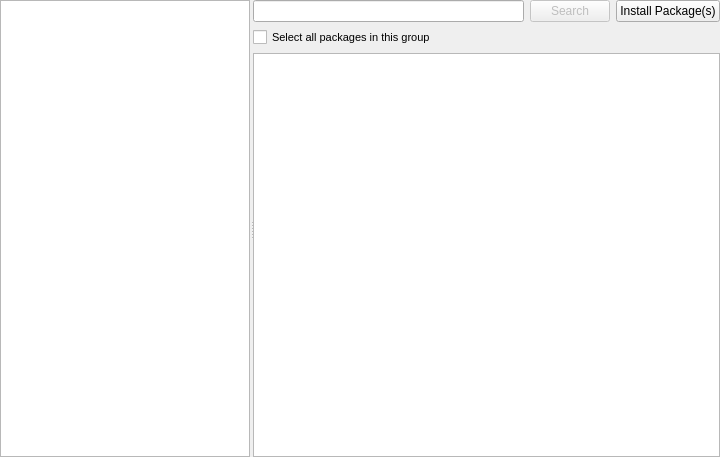
Above: package-manager/pureQt4/ui/mainwidget_x11.ui from pars-linux/uludag before the change. Below: the same form after it.
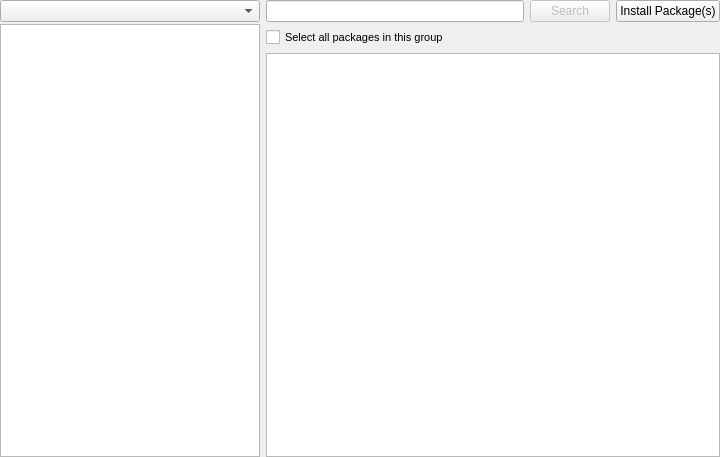
That is the form after the change. Custom widgets are drawn as their Qt base class.

Commit message: * merge kde4 ui changes to x11 one

```diff
--- a/package-manager/pureQt4/ui/mainwidget_x11.ui
+++ b/package-manager/pureQt4/ui/mainwidget_x11.ui
@@ -18,28 +18,45 @@
     <number>0</number>
    </property>
    <item row="0" column="0">
-    <widget class="QSplitter" name="splitter">
-     <property name="orientation">
-      <enum>Qt::Horizontal</enum>
+    <layout class="QVBoxLayout" name="verticalLayout">
+     <property name="spacing">
+      <number>2</number>
      </property>
-     <property name="handleWidth">
-      <number>3</number>
-     </property>
+     <item>
+      <widget class="QComboBox" name="typeCombo">
+       <property name="minimumSize">
+        <size>
+         <width>230</width>
+         <height>0</height>
+        </size>
+       </property>
+       <property name="maximumSize">
+        <size>
+         <width>260</width>
+         <height>16777215</height>
+        </size>
+       </property>
+      </widget>
+     </item>
+     <item>
      <widget class="GroupList" name="groupList">
       <property name="minimumSize">
        <size>
-        <width>250</width>
+         <width>230</width>
         <height>0</height>
        </size>
       </property>
       <property name="maximumSize">
        <size>
-        <width>250</width>
+         <width>260</width>
         <height>16777215</height>
        </size>
       </property>
      </widget>
-     <widget class="QWidget" name="layoutWidget">
+     </item>
+    </layout>
+   </item>
+   <item row="0" column="1">
       <layout class="QGridLayout" name="gridLayout">
        <item row="0" column="0">
         <widget class="QLineEdit" name="searchLine">
@@ -164,8 +181,6 @@
         </widget>
        </item>
       </layout>
-     </widget>
-    </widget>
    </item>
   </layout>
  </widget>
```
Lines whose indentation alone changed are shown as unchanged.
